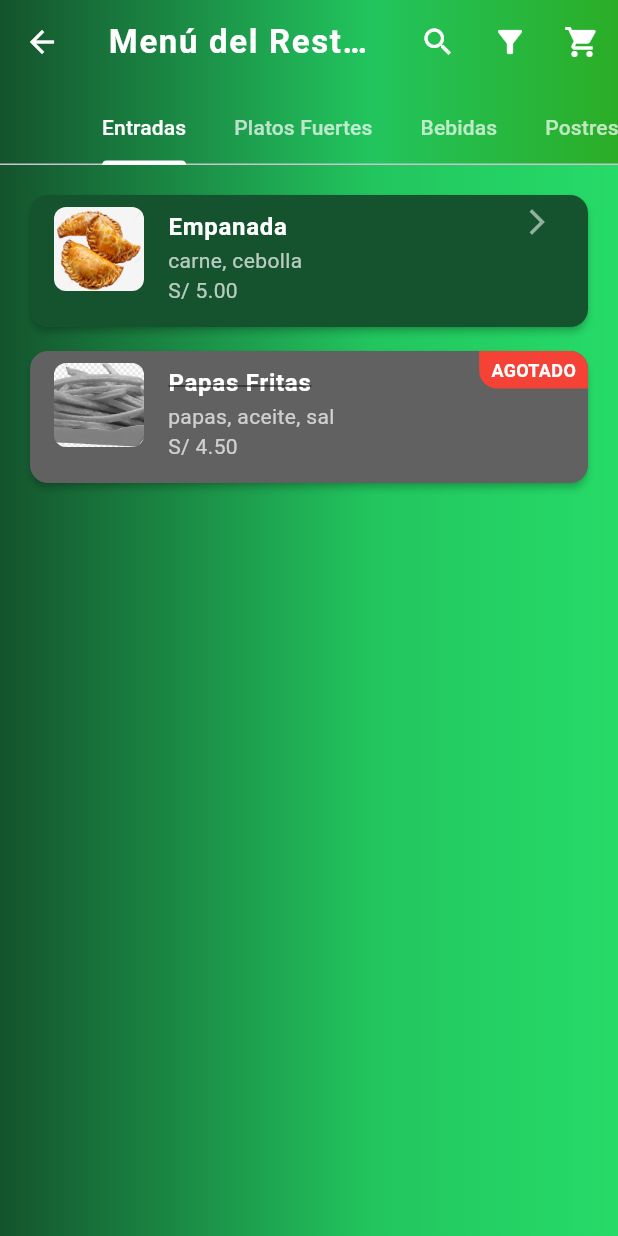
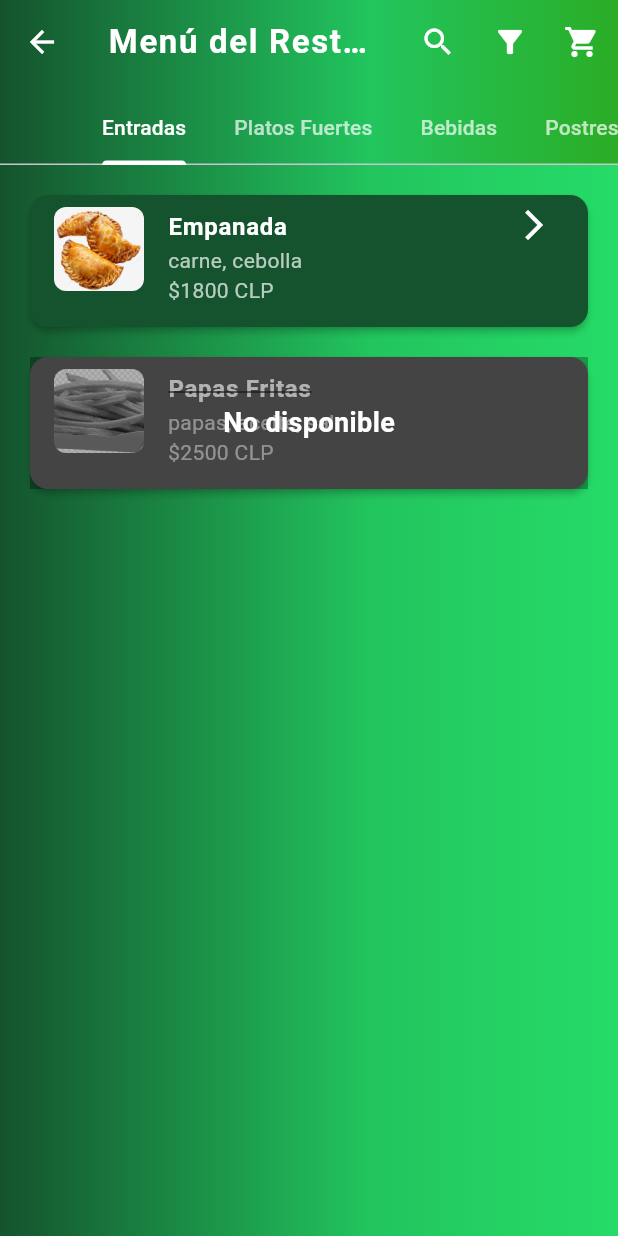
Before and after one commit to HarrySevenVader/Ruta-5-, a Flutter app: the MenuScreen screen opened directly, on a phone screen of 412 x 824 dp. Run offline on Flutter 3.47's test engine with Material 3 defaults, Android fonts, the phone set to English and light mode, and no system bars; our stand-ins replace firebase_auth, firebase_core, google_sign_in; accounts and stored records are empty.

Commit message:
cambio de peso peruano a chileno

```diff
--- a/lib/views/cart_view.dart
+++ b/lib/views/cart_view.dart
@@ -63,7 +63,7 @@ class CartScreen extends StatelessWidget {
               ),
               const SizedBox(height: 16),
               Text(
-                'Total: S/ ${item.totalPrice.toStringAsFixed(2)}',
+                'Total: CLP ${item.totalPrice.toStringAsFixed(2)}',
                 style: const TextStyle(
                   fontSize: 18,
                   fontWeight: FontWeight.bold,
@@ -131,7 +131,7 @@ class CartScreen extends StatelessWidget {
                         'Tamaño: ${item.size ?? 'Normal'}\nToppings: ${item.toppings.isNotEmpty ? item.toppings.join(', ') : 'Ninguno'}',
                       ),
                       trailing: Text(
-                        'S/ ${item.totalPrice.toStringAsFixed(2)}',
+                        'CLP ${item.totalPrice.toStringAsFixed(2)}',
                         style: const TextStyle(fontWeight: FontWeight.bold),
                       ),
                     ),
@@ -166,7 +166,7 @@ class CartScreen extends StatelessWidget {
                           ),
                         ),
                         Text(
-                          'S/ ${totalCartPrice.toStringAsFixed(2)}',
+                          'CLP ${totalCartPrice.toStringAsFixed(2)}',
                           style: const TextStyle(
                             fontSize: 18,
                             fontWeight: FontWeight.bold,
--- a/lib/views/menu_screen.dart
+++ b/lib/views/menu_screen.dart
@@ -1,23 +1,23 @@
 import 'package:flutter/material.dart';
 import 'product_detail_view.dart';
 import 'cart_view.dart';
-import '../models/product.dart'; // <-- Importa el modelo Product
-import '../models/cart_model.dart'; // <-- Para el acceso al carrito si lo necesitas
+import '../models/product.dart';
+import '../models/cart_model.dart';
 
-// Lista de productos (simulada)
+// Lista de productos (precios en pesos chilenos CLP)
 final List<Product> products = [
   Product(
     name: 'Empanada',
     category: 'Entradas',
     ingredients: ['carne', 'cebolla'],
-    price: 5.0,
+    price: 1800,
     imagePath: 'assets/empanada.png',
   ),
   Product(
     name: 'Papas Fritas',
     category: 'Entradas',
     ingredients: ['papas', 'aceite', 'sal'],
-    price: 4.5,
+    price: 2500,
     imagePath: 'assets/papas-fritas.png',
     isAvailable: false,
   ),
@@ -25,42 +25,42 @@ final List<Product> products = [
     name: 'Lomo Saltado',
     category: 'Platos Fuertes',
     ingredients: ['carne', 'papas', 'arroz'],
-    price: 12.0,
+    price: 8500,
     imagePath: 'assets/lomo-saltado.png',
   ),
   Product(
     name: 'Hamburguesa',
     category: 'Platos Fuertes',
     ingredients: ['carne', 'pan', 'queso', 'lechuga'],
-    price: 9.5,
+    price: 5200,
     imagePath: 'assets/hamburguesa.png',
   ),
   Product(
     name: 'Inca Kola',
     category: 'Bebidas',
     ingredients: ['gaseosa'],
-    price: 2.0,
+    price: 1800,
     imagePath: 'assets/inca_kola.png',
   ),
   Product(
     name: 'Jugo Natural',
     category: 'Bebidas',
     ingredients: ['naranja', 'agua'],
-    price: 3.0,
+    price: 2200,
     imagePath: 'assets/jugo.png',
   ),
   Product(
     name: 'Donas',
     category: 'Postres',
     ingredients: ['harina', 'azúcar', 'glaseado'],
-    price: 3.5,
+    price: 1500,
     imagePath: 'assets/donas.png',
   ),
   Product(
     name: 'Queque de Vainilla',
     category: 'Postres',
     ingredients: ['harina', 'vainilla', 'huevo'],
-    price: 4.0,
+    price: 1800,
     imagePath: 'assets/queque.png',
     isAvailable: false,
   ),
@@ -276,7 +276,7 @@ class ProductList extends StatelessWidget {
                     ),
                   ),
                   subtitle: Text(
-                    '${p.ingredients.join(', ')}\nS/ ${p.price.toStringAsFixed(2)}',
+                    '${p.ingredients.join(', ')}\n\$${p.price.toStringAsFixed(0)} CLP',
                     style: const TextStyle(color: Colors.white70),
                   ),
                   isThreeLine: true,
@@ -284,33 +284,21 @@ class ProductList extends StatelessWidget {
                       p.isAvailable
                           ? const Icon(
                             Icons.arrow_forward_ios,
-                            color: Colors.white54,
-                            size: 20,
+                            color: Colors.white,
                           )
                           : null,
                 ),
                 if (!p.isAvailable)
-                  Positioned(
-                    top: 0,
-                    right: 0,
+                  Positioned.fill(
                     child: Container(
-                      padding: const EdgeInsets.symmetric(
-                        horizontal: 8,
-                        vertical: 4,
-                      ),
-                      decoration: const BoxDecoration(
-                        color: Colors.red,
-                        borderRadius: BorderRadius.only(
-                          topRight: Radius.circular(12),
-                          bottomLeft: Radius.circular(12),
-                        ),
-                      ),
+                      color: Colors.black.withOpacity(0.3),
+                      alignment: Alignment.center,
                       child: const Text(
-                        'AGOTADO',
+                        'No disponible',
                         style: TextStyle(
                           color: Colors.white,
-                          fontSize: 12,
                           fontWeight: FontWeight.bold,
+                          fontSize: 18,
                         ),
                       ),
                     ),
@@ -320,7 +308,7 @@ class ProductList extends StatelessWidget {
           ),
         );
       },
-      separatorBuilder: (_, __) => const SizedBox(height: 8),
+      separatorBuilder: (context, index) => const SizedBox(height: 12),
     );
   }
 }
@@ -412,11 +400,11 @@ class _PriceFilterSheetState extends State<PriceFilterSheet> {
             RangeSlider(
               values: RangeValues(_min, _max),
               min: 0,
-              max: 50,
+              max: 20000,
               divisions: 50,
               labels: RangeLabels(
-                'S/ ${_min.toStringAsFixed(1)}',
-                'S/ ${_max.toStringAsFixed(1)}',
+                'CLP ${_min.toStringAsFixed(1)}',
+                'CLP ${_max.toStringAsFixed(1)}',
               ),
               onChanged:
                   (values) => setState(() {
```
Also changed, not shown: lib/models/cart_item.dart (+5 -5 lines), lib/views/product_detail_view.dart (+8 -8 lines), pubspec.lock.
